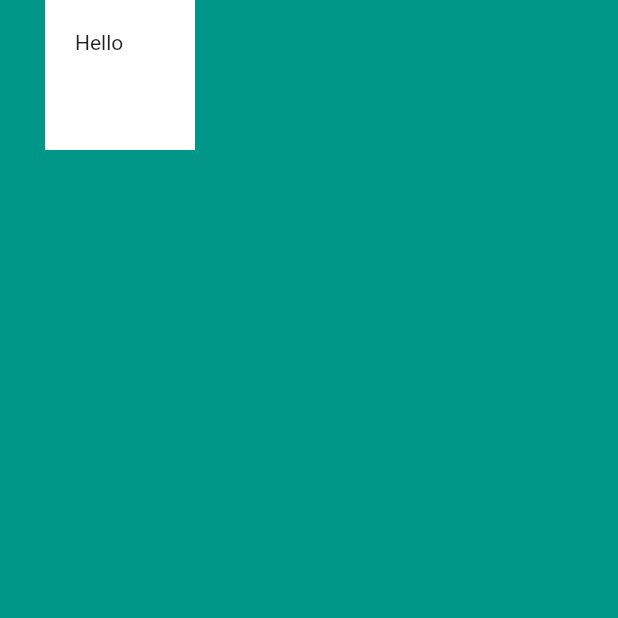
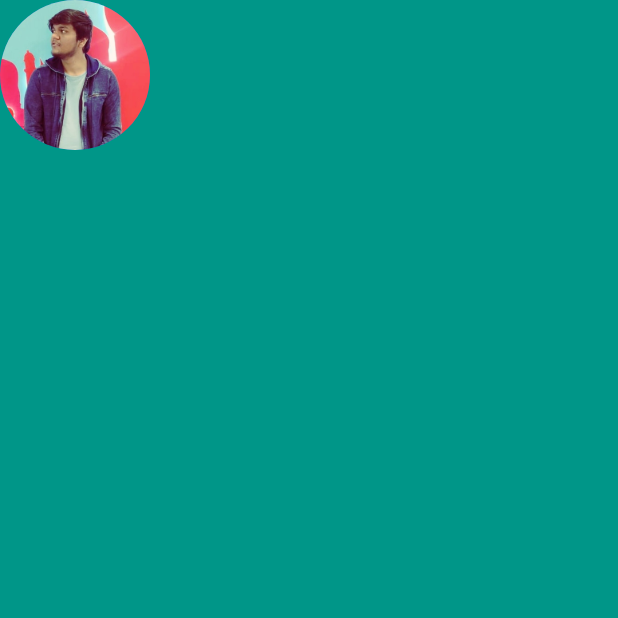
Before and after one commit to ssbeast/Mi_card, a Flutter app: the screen it shows after launch, on a phone screen of 412 x 824 dp, the top half of it. Run offline on Flutter 3.47's test engine with Material 2 defaults, Android fonts, the phone set to English and light mode, and no system bars.

Commit message:
image added in circle avatar

```diff
--- a/lib/main.dart
+++ b/lib/main.dart
@@ -11,14 +11,15 @@ class MyApp extends StatelessWidget {
       home: Scaffold(
         backgroundColor: Colors.teal,
         body: SafeArea(
-            child: Container(
-          height: 100.0,
-          width: 100.0,
-          margin: EdgeInsets.only(left: 30.0),
-          padding: EdgeInsets.all(20.0),
-          color: Colors.white,
-          child: Text("Hello"),
-        )),
+          child: Column(
+            children: <Widget>[
+              CircleAvatar(
+                radius: 50.0,
+                backgroundImage: AssetImage('images/ssbeast.jpeg'),
+              ),
+            ],
+          ),
+        ),
       ),
     );
   }
```
Also changed, not shown: pubspec.yaml (+2 -54 lines), images/ssbeast.jpeg (added).
